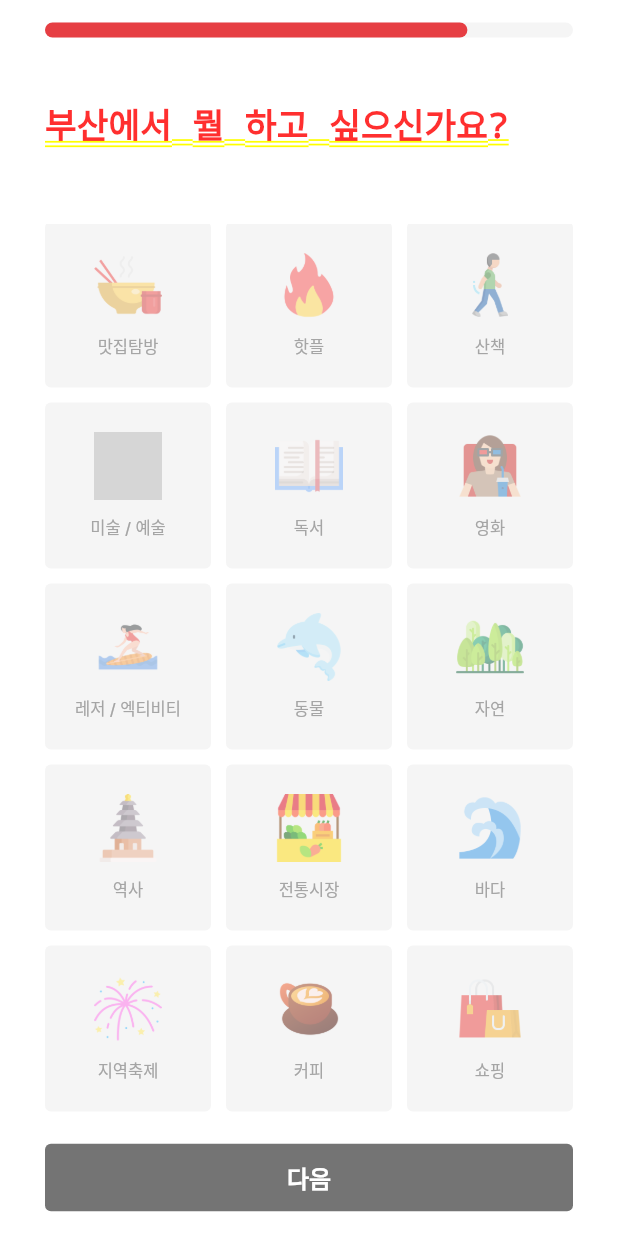
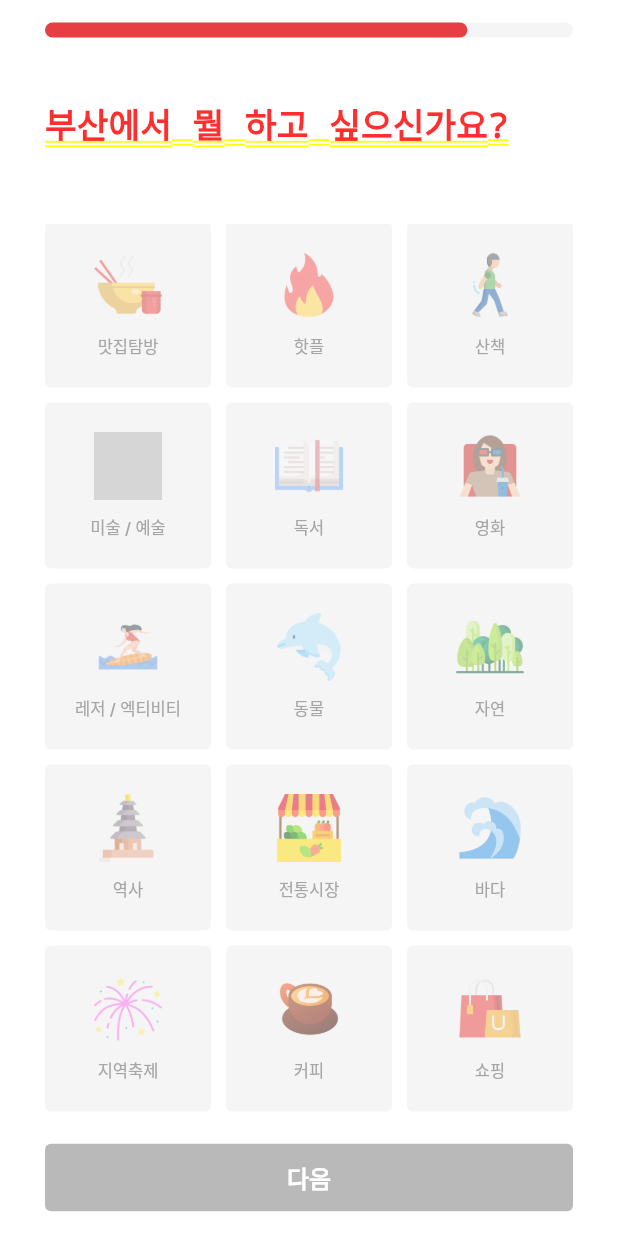
Before and after one commit to TraviTago/tago-app, a Flutter app: the PartyFifthFormScreen screen opened by its route, scrolled down 122 dp, on a phone screen of 412 x 824 dp. Run offline on Flutter 3.47's test engine with Material 2 defaults, Android fonts, the phone set to English and light mode, and no system bars; our stand-ins replace flutter_riverpod, flutter_time_picker_spinner, go_router, table_calendar; missing offline and left inert: kakao_flutter_sdk; network calls fail; grey boxes are pictures that could not be loaded.

Commit message:
fix: 다섯번째 파티 생성 입력화면 입력 없을 시 다음 버튼 비활성화 (#7)

```diff
--- a/lib/party/view/form/party_fifth_form_screen.dart
+++ b/lib/party/view/form/party_fifth_form_screen.dart
@@ -15,6 +15,8 @@ class PartyFifthFormScreen extends StatefulWidget {
 }
 
 class _PartyFifthFormScreenState extends State<PartyFifthFormScreen> {
+  List<int> likes = [];
+
   @override
   Widget build(BuildContext context) {
     return DefaultLayout(
@@ -51,6 +53,9 @@ class _PartyFifthFormScreenState extends State<PartyFifthFormScreen> {
                   childAspectRatio: 1,
                   onButtonSelected: (selectedButtons) {
                     // 콜백 구현
+                    setState(() {
+                      likes = selectedButtons;
+                    });
                     print('Selected buttons: $selectedButtons');
                   },
                 ),
@@ -63,10 +68,18 @@ class _PartyFifthFormScreenState extends State<PartyFifthFormScreen> {
                   minimumSize: MaterialStateProperty.all<Size>(
                       Size(MediaQuery.of(context).size.width, 45)),
                   elevation: MaterialStateProperty.all(0),
-                  backgroundColor: MaterialStateProperty.all(BUTTON_BG_COLOR),
+                  backgroundColor: likes.isEmpty
+                      ? MaterialStateProperty.all(
+                          BUTTON_BG_COLOR.withOpacity(0.5))
+                      : MaterialStateProperty.all(BUTTON_BG_COLOR),
                   foregroundColor: MaterialStateProperty.all(Colors.white),
                 ),
-                onPressed: () => context.go('/form6'),
+                onPressed: likes.isEmpty
+                    ? null
+                    : () {
+                        print('Selected like Place : $likes');
+                        context.goNamed('partyForm5');
+                      },
                 child: const Text(
                   '다음',
                   style: TextStyle(
@@ -74,7 +87,7 @@ class _PartyFifthFormScreenState extends State<PartyFifthFormScreen> {
                       fontWeight: FontWeight.w700,
                       fontSize: 16.0),
                 ),
-              )
+              ),
             ],
           ),
         ),
```
